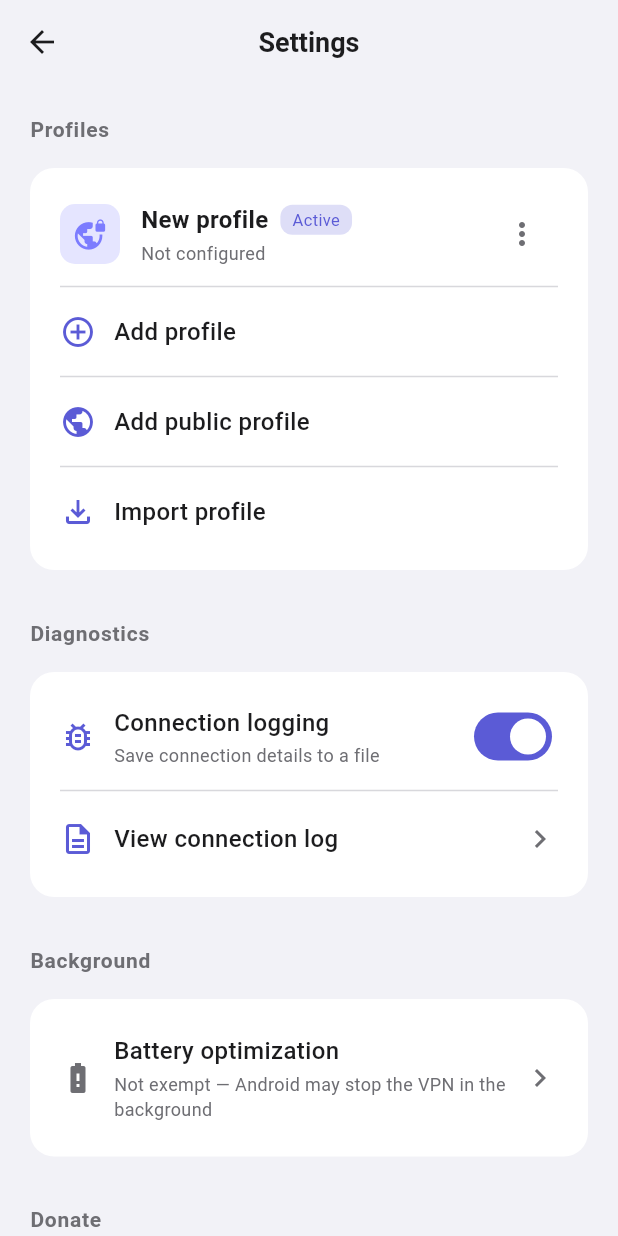
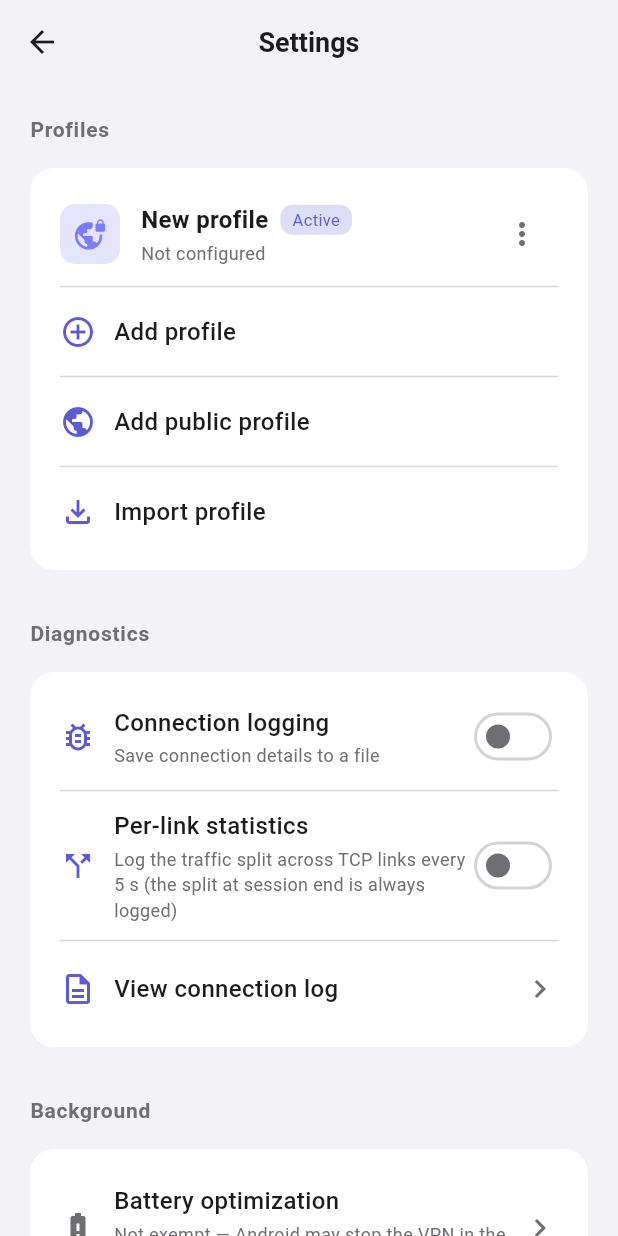
Before and after one commit to MrKsey/SoftSSTP, a Flutter app: the screen it shows after launch, after a tap on the "settings" icon, on a phone screen of 412 x 824 dp. Run offline on Flutter 3.47's test engine with Material 3 defaults, Android fonts, the phone set to English and light mode, and no system bars; our stand-ins replace file_picker, share_plus, shared_preferences; network calls fail.

Commit message:
fix(app): log off by default, wait for the old service before reconnecting
- Connection logging is off by default. It is a diagnostics tool, so it has to
  be switched on deliberately instead of running for every user. The per-link
  statistics switch is off by default too; both live in Settings.
- _waitUntilTunnelDown now also waits for the SoftEther service instance to
  disappear. Its state flips to "disconnected" the moment a teardown starts,
  while the teardown and the service stop still run in the background, so a
  connect sent into that window landed on the instance that was about to die and
  was killed by its onDestroy. That is why switching SSL on in an active profile
  sometimes left the tunnel down until the profile was toggled off and on.
- A reconnect that does not change the protocol is no longer logged as a
  "Protocol switch", which sent the reader looking for a change that never
  happened.
- Default TCP connections for new profiles 4 -> 2; profiles imported from VPN
  Gate start with 1, since those relays drop extra links.

```diff
--- a/SoftSSTP/lib/models/vpn_profile.dart
+++ b/SoftSSTP/lib/models/vpn_profile.dart
@@ -162,7 +162,7 @@ class VpnProfile {
     this.sslVersion = 'AUTO',
     this.useCustomSni = false,
     this.customSni = '',
-    this.seTcpConnections = 4,
+    this.seTcpConnections = 2,
     this.seEstablishIntervalMs = 1000,
     this.seEncrypt = true,
     this.seDisableUdpAcceleration = true,
@@ -320,7 +320,7 @@ class VpnProfile {
       sslVersion: (json['sslVersion'] ?? 'AUTO') as String,
       useCustomSni: (json['useCustomSni'] as bool?) ?? false,
       customSni: (json['customSni'] ?? '') as String,
-      seTcpConnections: (json['seTcpConnections'] as num?)?.toInt() ?? 4,
+      seTcpConnections: (json['seTcpConnections'] as num?)?.toInt() ?? 2,
       seEstablishIntervalMs:
           (json['seEstablishIntervalMs'] as num?)?.toInt() ?? 1000,
       seEncrypt: (json['seEncrypt'] as bool?) ?? true,
--- a/SoftSSTP/lib/providers/vpn_provider.dart
+++ b/SoftSSTP/lib/providers/vpn_provider.dart
@@ -84,13 +84,22 @@ class VpnProvider extends ChangeNotifier {
   bool _useCustomSni = false;
   String _customSni = '';
   // SoftEther session options mirrored from the active profile (ignored for SSTP).
-  int _seTcpConnections = 4;
+  int _seTcpConnections = 2;
   int _seEstablishIntervalMs = 1000;
   bool _seEncrypt = true;
   bool _seDisableUdpAcceleration = true;
   int _seUdpPort = 0;
   bool _seDisableQos = false;
-  bool _connectionLogEnabled = true;
+
+  /// Connection logging. Off by default: the log is a diagnostics tool, so it
+  /// has to be switched on deliberately rather than run for every user.
+  bool _connectionLogEnabled = false;
+
+  /// Periodic (every 5 s) per-link traffic split in the native log. Off by
+  /// default — during an idle session the line repeats unchanged and buries the
+  /// rest of the log. The split written when a session ends or switches is
+  /// always recorded, so the distribution is never lost.
+  bool _perLinkStatsEnabled = false;
   String _externalIpBefore = '';
   String _externalIpAfter = '';
   String _beforeLocation = '';
@@ -264,6 +273,7 @@ class VpnProvider extends ChangeNotifier {
   int get seUdpPort => _seUdpPort;
   bool get seDisableQos => _seDisableQos;
   bool get connectionLogEnabled => _connectionLogEnabled;
+  bool get perLinkStatsEnabled => _perLinkStatsEnabled;
   String get externalIpBefore => _externalIpBefore;
   String get externalIpAfter => _externalIpAfter;
   String get beforeLocation => _beforeLocation;
@@ -692,7 +702,9 @@ class VpnProvider extends ChangeNotifier {
     notifyListeners();
 
     if (needsReconnect && _isTunnelActive) {
-      unawaited(_reconnect());
+      // previous holds the OLD profile (captured before _applyProfile), so the
+      // switch tears down the protocol that is actually up.
+      unawaited(_reconnect(previousProtocol: previous?.protocol));
     }
   }
 
@@ -835,6 +847,9 @@ class VpnProvider extends ChangeNotifier {
     final idx = _profiles.indexWhere((p) => p.id == id);
     if (idx < 0) return;
     final changed = id != _activeProfileId;
+    // Capture the live owner BEFORE _applyProfile rewrites _protocol, so the
+    // rebuild tears down the protocol that is actually up.
+    final previousProtocol = _tunnelProtocol ?? _protocol;
     _applyProfile(_profiles[idx]);
     await _persistProfiles();
     await _applyAppRoutingToNative();
@@ -843,7 +858,7 @@ class VpnProvider extends ChangeNotifier {
     if (changed && _status != VpnStatus.disconnected) {
       // Fire-and-forget: the picker closes immediately while the tunnel is
       // torn down and brought back up with the new profile's settings.
-      unawaited(_reconnect());
+      unawaited(_reconnect(previousProtocol: previousProtocol));
     }
   }
 
@@ -863,7 +878,8 @@ class VpnProvider extends ChangeNotifier {
     _sslVersion = prefs.getString('vpn_ssl_version') ?? 'AUTO';
     _useCustomSni = prefs.getBool('vpn_use_custom_sni') ?? false;
     _customSni = prefs.getString('vpn_custom_sni') ?? '';
-    _connectionLogEnabled = prefs.getBool('vpn_connection_log') ?? true;
+    _connectionLogEnabled = prefs.getBool('vpn_connection_log') ?? false;
+    _perLinkStatsEnabled = prefs.getBool('vpn_per_link_stats') ?? false;
     _pppMtu = prefs.getInt('vpn_ppp_mtu') ?? 1500;
     _pppMru = prefs.getInt('vpn_ppp_mru') ?? 1500;
     _authProtocol = prefs.getString('vpn_auth_protocol') ?? 'AUTO';
@@ -1195,24 +1211,79 @@ class VpnProvider extends ChangeNotifier {
   /// Tears the current tunnel down and brings it back up, preserving the
   /// configured settings. Used when a change only takes effect on a fresh
   /// connection (e.g. the app allowlist or a protocol switch).
-  Future<void> _reconnect() async {
-    // The tunnel that is up right now belongs to the recorded tunnel protocol
-    // (falls back to the active profile's protocol before the first connect).
-    final previous = _tunnelProtocol ?? _protocol;
+  Future<void> _reconnect({String? previousProtocol}) async {
+    // Which plugin owns the tunnel that is up right now. Prefer the caller's
+    // captured value (a protocol switch knows the OLD protocol), then the
+    // in-memory owner, then whatever the plugins actually report — the last is
+    // needed after an app restart, where _tunnelProtocol is null but a tunnel
+    // may still be live. Falling back to _protocol alone was wrong: by the time
+    // _reconnect runs, _applyProfile has already rewritten _protocol to the NEW
+    // protocol, so a SoftEther -> SSTP switch tore down SSTP (which was not up)
+    // and left the SoftEther tunnel running in parallel.
+    final previous =
+        previousProtocol ??
+        _tunnelProtocol ??
+        await _detectLiveTunnelProtocol() ??
+        _protocol;
+    // Point the owner at the protocol that is really up, so disconnect() and
+    // _waitUntilTunnelDown() target the correct service.
+    _tunnelProtocol = previous;
+    // Mark the change in the shared log: a reconnect is the one flow where the
+    // app tears a tunnel down and brings another one up, and the log had no
+    // trace of it, which made a reconnect loop impossible to read from the file
+    // alone. Only call it a protocol switch when the protocol actually changes —
+    // a settings change that also reconnects was logged as a switch, which sent
+    // the reader looking for a protocol change that never happened.
+    final switchingProtocol = previous != _protocol;
+    final what = switchingProtocol ? 'Protocol switch' : 'Reconnect';
+    await _logAppMessage(
+      switchingProtocol
+          ? '$what: tearing down $previous'
+          : '$what: settings changed, tearing down $previous',
+    );
     await disconnect();
     // Wait until the previous tunnel has actually released the VPN slot before
     // starting the new one. Its native teardown can outlast a fixed delay (up
     // to the connect timeout when a connect was still in flight), and starting
     // the new tunnel too early left two VPNs up at once — most visible when
     // switching a profile from SoftEther to SSTP.
-    await _waitUntilTunnelDown(previous);
+    final down = await _waitUntilTunnelDown(previous);
+    await _logAppMessage(
+      down
+          ? '$what: $previous released the VPN slot; starting $_protocol'
+          : '$what: $previous still active after timeout; starting $_protocol anyway',
+    );
     await connect();
+  }
+
+  /// Best-effort write to the shared connection log. Never throws.
+  Future<void> _logAppMessage(String message) async {
+    try {
+      await _sstpFlutter.logMessage(tag: 'APP', message: message);
+    } catch (_) {}
+  }
+
+  /// Returns the protocol of whichever native plugin currently owns a live
+  /// tunnel, or null when neither has one. The in-memory owner
+  /// ([_tunnelProtocol]) is lost when the app process restarts with a tunnel
+  /// already up, so the owner has to be recovered from the plugins themselves.
+  Future<String?> _detectLiveTunnelProtocol() async {
+    try {
+      final se = (await _softether.checkLastConnectionStatus()).toString();
+      if (_statusIsActive(se)) return VpnProtocol.softether;
+    } catch (_) {}
+    try {
+      final sstp = (await _sstpFlutter.checkLastConnectionStatus()).toString();
+      if (_statusIsActive(sstp)) return VpnProtocol.sstp;
+    } catch (_) {}
+    return null;
   }
 
   /// Polls the plugin that owned [protocol] until it reports no active tunnel,
   /// or a short deadline elapses. Lets [disconnect] return immediately while
   /// still guaranteeing the old service is down before the new one starts.
-  Future<void> _waitUntilTunnelDown(
+  /// Returns true when the plugin reports the tunnel is gone, false on timeout.
+  Future<bool> _waitUntilTunnelDown(
     String protocol, {
     int attempts = 40,
   }) async {
@@ -1222,11 +1293,24 @@ class VpnProvider extends ChangeNotifier {
         final status = protocol == VpnProtocol.softether
             ? await _softether.checkLastConnectionStatus()
             : await _sstpFlutter.checkLastConnectionStatus();
-        if (!_statusIsActive(status)) return;
+        if (_statusIsActive(status)) continue;
+        // The reported state is not enough on its own for SoftEther: it flips to
+        // "disconnected" the moment the teardown starts, while the teardown and
+        // the service stop still run on a background thread. A connect sent into
+        // that window landed on the instance that was about to die and was killed
+        // by its onDestroy right after starting, so enabling SSL on the active
+        // profile sometimes left the tunnel down until the profile was toggled.
+        // Wait for the instance itself to disappear.
+        if (protocol == VpnProtocol.softether &&
+            await _softether.isServiceRunning()) {
+          continue;
+        }
+        return true;
       } catch (_) {
-        return;
+        return true;
       }
     }
+    return false;
   }
 
   /// True while a plugin state string means a tunnel is up or coming up.
@@ -1532,6 +1616,7 @@ class VpnProvider extends ChangeNotifier {
     );
     // Make sure the native side knows whether to persist the log.
     await _softether.setConnectionLogging(enabled: _connectionLogEnabled);
+    await _softether.setPerLinkStats(enabled: _perLinkStatsEnabled);
     await _softether.connect(server: server);
   }
 
@@ -1599,6 +1684,11 @@ class VpnProvider extends ChangeNotifier {
   /// returns to the foreground, so the UI matches the actual tunnel/notification
   /// state instead of the (possibly stale) in-memory status.
   Future<void> syncStatus() async {
+    // Recover the tunnel owner first: after an app restart _tunnelProtocol is
+    // null, so a live tunnel belonging to the other plugin would otherwise be
+    // attributed to the active profile's protocol — and a later protocol switch
+    // would then tear down the wrong service while the real one kept running.
+    _tunnelProtocol = await _detectLiveTunnelProtocol();
     final status = await checkLastConnectionStatus();
     switch (status) {
       case 'Connected':
@@ -1615,10 +1705,25 @@ class VpnProvider extends ChangeNotifier {
         _internalIp = '';
         _externalIpAfter = '';
         _afterLocation = '';
+        _softetherConnectedAt = null;
     }
     notifyListeners();
 
     if (_status == VpnStatus.connected) {
+      // Re-anchor the SoftEther uptime timer to the native service's clock. The
+      // Dart anchor lives in memory and is lost when the Activity is recreated
+      // (backgrounding the app), which made Connection Stats read 00:00:00 on
+      // return. The service keeps counting, so rebuild the anchor from it.
+      if (_isSoftetherTunnel) {
+        try {
+          final uptime = await _softether.getConnectionUptime();
+          if (uptime > Duration.zero) {
+            _softetherConnectedAt = DateTime.now().subtract(uptime);
+            _connectionDuration = uptime;
+            notifyListeners();
+          }
+        } catch (_) {}
+      }
       if (_internalIp.isEmpty) {
         try {
           final ip = await (_isSoftetherTunnel
@@ -1855,13 +1960,26 @@ class VpnProvider extends ChangeNotifier {
     notifyListeners();
   }
 
-  /// Pushes the current logging preference to both native plugins.
+  /// Persists the periodic per-link statistics preference. Only the SoftEther
+  /// plugin has the notion of multiple TCP links, so the SSTP side is untouched.
+  Future<void> savePerLinkStats(bool enabled) async {
+    final prefs = await SharedPreferences.getInstance();
+    _perLinkStatsEnabled = enabled;
+    await prefs.setBool('vpn_per_link_stats', enabled);
+    await _applyConnectionLogging();
+    notifyListeners();
+  }
+
+  /// Pushes the current logging preferences to the native plugins.
   Future<void> _applyConnectionLogging() async {
     try {
       await _sstpFlutter.setConnectionLogging(enabled: _connectionLogEnabled);
     } catch (_) {}
     try {
       await _softether.setConnectionLogging(enabled: _connectionLogEnabled);
+    } catch (_) {}
+    try {
+      await _softether.setPerLinkStats(enabled: _perLinkStatsEnabled);
     } catch (_) {}
   }
 
--- a/SoftSSTP/lib/screens/general_settings_screen.dart
+++ b/SoftSSTP/lib/screens/general_settings_screen.dart
@@ -60,7 +60,8 @@ class GeneralSettingsScreen extends StatefulWidget {
 class _GeneralSettingsScreenState extends State<GeneralSettingsScreen>
     with WidgetsBindingObserver {
   AppInfo? _appInfo;
-  bool _connectionLogEnabled = true;
+  bool _connectionLogEnabled = false;
+  bool _perLinkStatsEnabled = false;
   bool _ignoringBatteryOptimizations = false;
 
   @override
@@ -69,6 +70,7 @@ class _GeneralSettingsScreenState extends State<GeneralSettingsScreen>
     WidgetsBinding.instance.addObserver(this);
     _loadAppInfo();
     _connectionLogEnabled = context.read<VpnProvider>().connectionLogEnabled;
+    _perLinkStatsEnabled = context.read<VpnProvider>().perLinkStatsEnabled;
     _loadBatteryOptimizationStatus();
   }
 
@@ -244,9 +246,9 @@ class _GeneralSettingsScreenState extends State<GeneralSettingsScreen>
       setState(() {});
     } on FormatException catch (e) {
       if (!mounted) return;
-      ScaffoldMessenger.of(context).showSnackBar(
-        SnackBar(content: Text(e.message)),
-      );
+      ScaffoldMessenger.of(
+        context,
+      ).showSnackBar(SnackBar(content: Text(e.message)));
     } catch (e) {
       if (!mounted) return;
       ScaffoldMessenger.of(context).showSnackBar(
@@ -612,6 +614,44 @@ class _GeneralSettingsScreenState extends State<GeneralSettingsScreen>
             ],
           ),
           Divider(color: AppTheme.dividerColor, height: 24),
+          Row(
+            children: [
+              Icon(Icons.call_split_outlined, color: AppTheme.primaryColor),
+              const SizedBox(width: 12),
+              Expanded(
+                child: Column(
+                  crossAxisAlignment: CrossAxisAlignment.start,
+                  children: [
+                    Text(
+                      'Per-link statistics',
+                      style: TextStyle(
+                        fontSize: 16,
+                        fontWeight: FontWeight.w500,
+                        color: AppTheme.textPrimary,
+                      ),
+                    ),
+                    SizedBox(height: 2),
+                    Text(
+                      'Log the traffic split across TCP links every 5 s '
+                      '(the split at session end is always logged)',
+                      style: TextStyle(
+                        fontSize: 12,
+                        color: AppTheme.textSecondary,
+                      ),
+                    ),
+                  ],
+                ),
+              ),
+              Switch(
+                value: _perLinkStatsEnabled,
+                onChanged: (value) {
+                  setState(() => _perLinkStatsEnabled = value);
+                  provider.savePerLinkStats(value);
+                },
+              ),
+            ],
+          ),
+          Divider(color: AppTheme.dividerColor, height: 24),
           InkWell(
             onTap: () {
               Navigator.push(
@@ -624,7 +664,10 @@ class _GeneralSettingsScreenState extends State<GeneralSettingsScreen>
               padding: EdgeInsets.symmetric(vertical: 8),
               child: Row(
                 children: [
-                  Icon(Icons.description_outlined, color: AppTheme.primaryColor),
+                  Icon(
+                    Icons.description_outlined,
+                    color: AppTheme.primaryColor,
+                  ),
                   SizedBox(width: 12),
                   Expanded(
                     child: Text(
@@ -768,7 +811,7 @@ class _GeneralSettingsScreenState extends State<GeneralSettingsScreen>
                       exempt
                           ? 'Exempt — the VPN keeps running with the screen off'
                           : 'Not exempt — Android may stop the VPN in the '
-                              'background',
+                                'background',
                       style: TextStyle(
                         fontSize: 12,
                         color: AppTheme.textSecondary,
@@ -885,11 +928,7 @@ class _GeneralSettingsScreenState extends State<GeneralSettingsScreen>
                 ],
               ),
             ),
-            Icon(
-              Icons.open_in_new,
-              size: 18,
-              color: AppTheme.textSecondary,
-            ),
+            Icon(Icons.open_in_new, size: 18, color: AppTheme.textSecondary),
           ],
         ),
       ),
--- a/SoftSSTP/lib/screens/public_profiles_screen.dart
+++ b/SoftSSTP/lib/screens/public_profiles_screen.dart
@@ -206,6 +206,10 @@ class _PublicProfilesScreenState extends State<PublicProfilesScreen> {
       username: 'vpn',
       password: 'vpn',
       seUdpPort: server.udpPort,
+      // VPN Gate relays drop extra TCP links (and sometimes the whole session
+      // when several are forced), so start public profiles with a single
+      // connection. The editor still allows raising it to 8 for fast servers.
+      seTcpConnections: 1,
     );
 
     await provider.addProfile(profile);
```
Also changed, not shown: SoftSSTP/lib/screens/profile_settings_screen.dart (+4 -4 lines).
